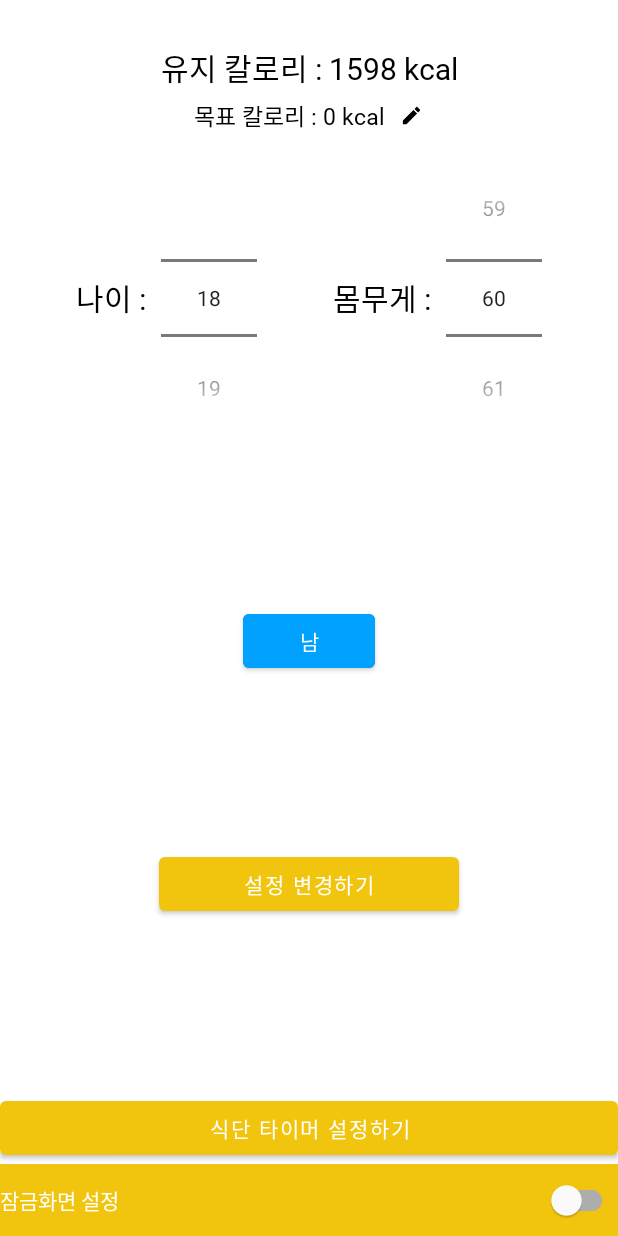
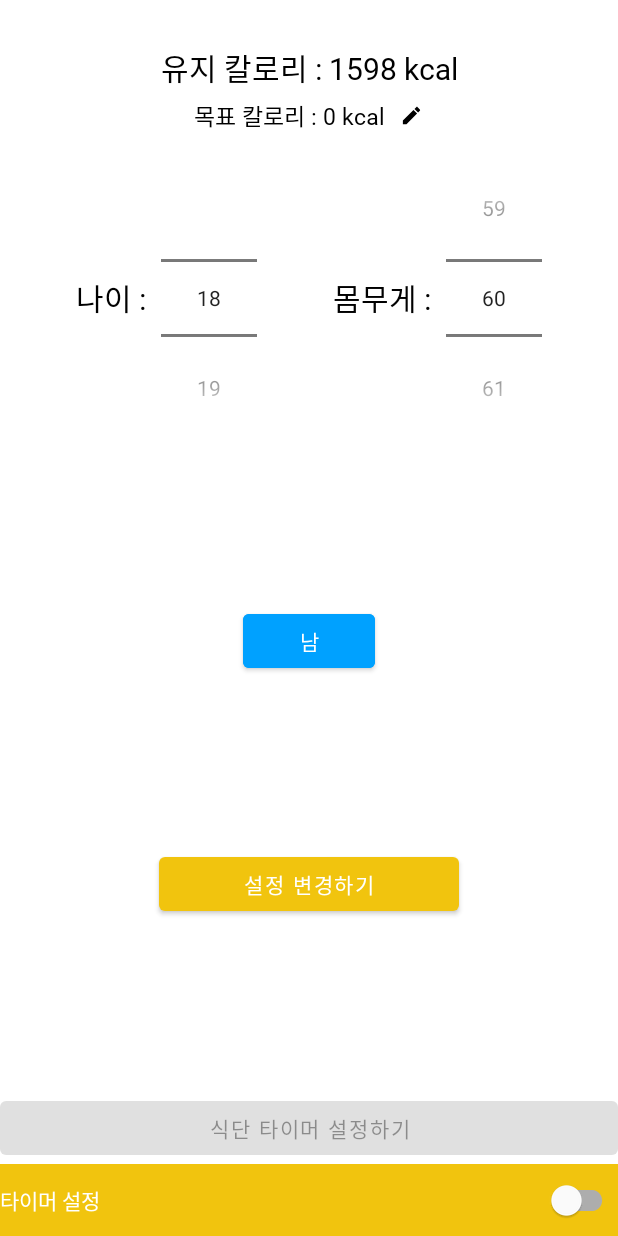
Before and after one commit to aksghwoddl/FooDi, an Android app: the fragment UserFragment shown on its own in the app's theme, after a tap on "설정 변경하기", on a phone screen of 412 x 824 dp. Run offline under Robolectric (Android 15) with nearby library versions, the phone set to English and light mode, and no system bars; 1 statement that could not run was skipped.

Commit message:
1. 잠금화면 스위치 식단 알림 설정 스위치로 변경

```diff
--- a/FooDi/app/src/main/java/com/lee/foodi/common/Utils.kt
+++ b/FooDi/app/src/main/java/com/lee/foodi/common/Utils.kt
@@ -13,6 +13,8 @@ import androidx.lifecycle.VIEW_MODEL_STORE_OWNER_KEY
 
 const val PAGE_ONE = "1"
 const val EXTRA_SELECTED_FOOD = "selectedFood"
+const val MALE = "남"
+const val FEMALE = "여"
 
 class Utils {
     companion object{
--- a/FooDi/app/src/main/java/com/lee/foodi/common/manager/FooDiPreferenceManager.kt
+++ b/FooDi/app/src/main/java/com/lee/foodi/common/manager/FooDiPreferenceManager.kt
@@ -12,6 +12,7 @@ private const val AGE = "age"
 private const val WEIGHT = "weight"
 private const val HOUR = "hour"
 private const val MINUTE = "minute"
+private const val SWITCH_ON_OFF = "timer_on"
 
 class FooDiPreferenceManager {
     companion object{
@@ -91,4 +92,12 @@ class FooDiPreferenceManager {
                 putInt(MINUTE , minute).apply()
             }
         }
+
+    var isTimerOn : Boolean
+        get() = sharedPreference.getBoolean(SWITCH_ON_OFF , false)
+        set(on){
+            with(sharedPreferenceEditor){
+                putBoolean(SWITCH_ON_OFF , on).apply()
+            }
+        }
 }
--- a/FooDi/app/src/main/java/com/lee/foodi/ui/activities/splash/dialog/NetworkDialog.kt
+++ b/FooDi/app/src/main/java/com/lee/foodi/ui/activities/splash/dialog/NetworkDialog.kt
@@ -15,7 +15,7 @@ class NetworkDialog(private val owner : SplashActivity) : Dialog(owner) {
             setContentView(it.root)
         }
         addListeners()
-        Utils.dialogResize(owner ,this@NetworkDialog , 0.8f , 0.3f)
+        Utils.dialogResize(owner ,this@NetworkDialog , 0.9f , 0.4f)
     }
     private fun addListeners(){
         binding.confirmButton.setOnClickListener {
--- a/FooDi/app/src/main/java/com/lee/foodi/ui/fragments/user/UserFragment.kt
+++ b/FooDi/app/src/main/java/com/lee/foodi/ui/fragments/user/UserFragment.kt
@@ -6,12 +6,16 @@ import android.util.Log
 import android.view.LayoutInflater
 import android.view.View
 import android.view.ViewGroup
+import android.widget.CompoundButton
+import android.widget.CompoundButton.OnCheckedChangeListener
 import android.widget.NumberPicker
 import android.widget.Toast
 import androidx.fragment.app.Fragment
 import androidx.lifecycle.ViewModelProvider
 import com.lee.foodi.R
+import com.lee.foodi.common.FEMALE
 import com.lee.foodi.common.FoodiNewApplication
+import com.lee.foodi.common.MALE
 import com.lee.foodi.common.Utils
 import com.lee.foodi.common.manager.FooDiPreferenceManager
 import com.lee.foodi.data.repository.FoodiRepository
@@ -28,8 +32,6 @@ private const val MIN_WEIGHT_PICKER_VALUE = 0
 private const val MIN_AGE_PICKER_VALUE = 18
 private const val MAX_AGE_VALUE = 99
 private const val MAX_WEIGHT_VALUE = 200
-private const val MALE = "남"
-private const val FEMALE = "여"
 
 class UserFragment : Fragment() {
     private lateinit var binding : FragmentUserBinding
@@ -62,11 +64,11 @@ class UserFragment : Fragment() {
         super.onViewCreated(view, savedInstanceState)
         Log.d(TAG, "onViewCreated()")
         isToggled = mPreferenceManager.gender
-        Log.d(TAG, "onViewCreated: gender is $isToggled")
 
         with(mViewModel){
-            maintenanceCalorie.postValue(mPreferenceManager.maintenanceCalorie) // Set maintenance calorie if it is in the SharedPreference
-            genderButtonToggled.postValue(isToggled)
+            maintenanceCalorie.postValue(mPreferenceManager.maintenanceCalorie) // Set maintenance calorie that in the SharedPreference
+            genderButtonToggled.postValue(isToggled) // Set Gender Button value that in the SharedPreference
+            isOnSettingTimer.postValue(mPreferenceManager.isTimerOn)
         }
 
         binding.goalCalorieTextView.text = String.format(getString(R.string.goal_calorie) , mPreferenceManager.goalCalorie)
@@ -122,23 +124,19 @@ class UserFragment : Fragment() {
 
             //Confirm Button
             confirmButton.setOnClickListener {
-                with(mPreferenceManager){
-                    gender = isToggled
-                    age = mViewModel.age
-                    weight = mViewModel.weight
-                }
-                updateMaintenanceCalorie(mViewModel.age , mViewModel.weight , mViewModel.gender)
-                if(mPreferenceManager.gender != isToggled){
-                    Log.d(TAG, "addListeners: Did not update preference update one more")
-                    mPreferenceManager.gender = isToggled
-                }
-                Log.d(TAG, "addListeners: isToggled = $isToggled")
+                mViewModel.updateAllUserInfo(mPreferenceManager)
+                mViewModel.updateMaintenanceCalorie(mPreferenceManager)
             }
 
             // Setting Timer Button
             settingTimerButton.setOnClickListener {
                 mSettingTimerDialog = SettingTimerDialog(requireContext() , this@UserFragment)
                 mSettingTimerDialog.show()
+            }
+
+            // Setting Timer Switch
+            settingTimerSwitch.setOnCheckedChangeListener { _ , isOn ->
+                mViewModel.isOnSettingTimer.postValue(isOn)
             }
         }
     }
@@ -162,6 +160,13 @@ class UserFragment : Fragment() {
                 }
                 gender = binding.genderToggleButton.text.toString()
             }
+            isOnSettingTimer.observe(viewLifecycleOwner){
+                mPreferenceManager.isTimerOn = it
+                with(binding){
+                    settingTimerSwitch.isChecked = it
+                    settingTimerButton.isEnabled = it
+                }
+            }
         }
     }
 
@@ -171,56 +176,11 @@ class UserFragment : Fragment() {
             Utils.convertValueWithErrorCheck(binding.goalCalorieTextView
                 , resources.getString(R.string.goal_calorie)
                 , mPreferenceManager.goalCalorie!!)
-            Toast.makeText(FoodiNewApplication.getInstance() , "정상적으로 업데이트 되었습니다." , Toast.LENGTH_SHORT).show()
+            Utils.toastMessage("정상적으로 업데이트 되었습니다.")
         }
     }
 
     fun updateSettingTimer() {
-        Toast.makeText(FoodiNewApplication.getInstance() , "알람시간이 설정 되었습니다!" , Toast.LENGTH_SHORT).show()
-    }
-
-    /**
-     * Function For calculate maintenance calorie
-     * **/
-
-    private fun updateMaintenanceCalorie(age : Int , weight : Int , gender : String) {
-        Log.d(TAG, "updateMaintenanceCalorie()")
-        var calorie = 0
-        when(gender){
-            MALE -> {
-                when{
-                    age in 18..29  ->{
-                         calorie = (15.1* weight + 692).roundToInt()
-                        mViewModel.maintenanceCalorie.postValue(calorie.toString())
-                    }
-                    age in 30 .. 59 ->{
-                         calorie = (11.5* weight + 873).roundToInt()
-                        mViewModel.maintenanceCalorie.postValue(calorie.toString())
-                    }
-                    age > 60 -> {
-                         calorie = (11.7* weight + 588).roundToInt()
-                        mViewModel.maintenanceCalorie.postValue(calorie.toString())
-                    }
-                }
-            }
-            FEMALE -> {
-                when{
-                    age in 18..29  ->{
-                         calorie = (14.8* weight + 487).roundToInt()
-                        mViewModel.maintenanceCalorie.postValue(calorie.toString())
-                    }
-                    age in 30 .. 59 ->{
-                         calorie = (8.1* weight + 846).roundToInt()
-                        mViewModel.maintenanceCalorie.postValue(calorie.toString())
-                    }
-                    age > 60 -> {
-                         calorie = (9.1* weight + 659).roundToInt()
-                        mViewModel.maintenanceCalorie.postValue(calorie.toString())
-                    }
-                }
-            }
-        }
-        mPreferenceManager.maintenanceCalorie = calorie.toString()
-        Toast.makeText(FoodiNewApplication.getInstance() , "정보를 성공적으로 업데이트 했습니다." , Toast.LENGTH_SHORT).show()
+        Utils.toastMessage("알람시간이 설정 되었습니다!")
     }
 }
--- a/FooDi/app/src/main/java/com/lee/foodi/ui/fragments/user/viewmodel/SettingUserViewModel.kt
+++ b/FooDi/app/src/main/java/com/lee/foodi/ui/fragments/user/viewmodel/SettingUserViewModel.kt
@@ -1,7 +1,15 @@
 package com.lee.foodi.ui.fragments.user.viewmodel
 
+import android.util.Log
 import androidx.lifecycle.MutableLiveData
 import androidx.lifecycle.ViewModel
+import com.lee.foodi.common.FEMALE
+import com.lee.foodi.common.MALE
+import com.lee.foodi.common.Utils
+import com.lee.foodi.common.manager.FooDiPreferenceManager
+import kotlin.math.roundToInt
+
+private const val TAG = "SettingUserViewModel"
 
 class SettingUserViewModel : ViewModel() {
     var weight = 0
@@ -10,6 +18,62 @@ class SettingUserViewModel : ViewModel() {
 
     var maintenanceCalorie = MutableLiveData<String>()
     var genderButtonToggled = MutableLiveData<Boolean>()
+    var isOnSettingTimer = MutableLiveData<Boolean>()
 
+    /**
+     * Function for update user info
+     * **/
 
+    fun updateAllUserInfo(preferenceManager: FooDiPreferenceManager) {
+        with(preferenceManager){
+            gender = genderButtonToggled.value!!
+            age = age
+            weight = weight
+        }
+    }
+
+    /**
+     * Function for calculate maintenance calorie
+     * **/
+
+    fun updateMaintenanceCalorie(preferenceManager: FooDiPreferenceManager) {
+        Log.d(TAG , "updateMaintenanceCalorie()")
+        var calorie = 0
+        when(gender){
+            MALE -> {
+                when{
+                    age in 18..29  ->{
+                        calorie = (15.1* weight + 692).roundToInt()
+                        maintenanceCalorie.postValue(calorie.toString())
+                    }
+                    age in 30 .. 59 ->{
+                        calorie = (11.5* weight + 873).roundToInt()
+                        maintenanceCalorie.postValue(calorie.toString())
+                    }
+                    age > 60 -> {
+                        calorie = (11.7* weight + 588).roundToInt()
+                        maintenanceCalorie.postValue(calorie.toString())
+                    }
+                }
+            }
+            FEMALE -> {
+                when{
+                    age in 18..29  ->{
+                        calorie = (14.8* weight + 487).roundToInt()
+                        maintenanceCalorie.postValue(calorie.toString())
+                    }
+                    age in 30 .. 59 ->{
+                        calorie = (8.1* weight + 846).roundToInt()
+                        maintenanceCalorie.postValue(calorie.toString())
+                    }
+                    age > 60 -> {
+                        calorie = (9.1* weight + 659).roundToInt()
+                        maintenanceCalorie.postValue(calorie.toString())
+                    }
+                }
+            }
+        }
+        preferenceManager.maintenanceCalorie = calorie.toString()
+        Utils.toastMessage("정보를 성공적으로 업데이트 했습니다.")
+    }
 }
--- a/FooDi/app/src/main/res/layout/dialog_network_check.xml
+++ b/FooDi/app/src/main/res/layout/dialog_network_check.xml
@@ -12,7 +12,7 @@
         android:layout_height="wrap_content"
         android:fontFamily="@font/swagger"
         android:text="@string/network_dialog_header"
-        android:textSize="30sp"
+        android:textSize="20sp"
         android:gravity="center"
         android:textColor="#000"
         android:background="@color/main_color"
--- a/FooDi/app/src/main/res/layout/fragment_user.xml
+++ b/FooDi/app/src/main/res/layout/fragment_user.xml
@@ -141,13 +141,13 @@
             android:layout_width="match_parent"
             android:layout_height="0dp"
             app:layout_constraintBottom_toBottomOf="parent"
-            android:text="@string/setting_timer"
+            android:text="@string/setting_timer_clock"
             android:fontFamily="@font/swagger"
             android:layout_weight="1"
             />
        <com.google.android.material.switchmaterial.SwitchMaterial
-           android:text="@string/setting_lock"
-           android:id="@+id/settingLockSwitch"
+           android:id="@+id/settingTimerSwitch"
+           android:text="@string/setting_timer"
            android:layout_width="match_parent"
            android:layout_height="0dp"
            android:fontFamily="@font/swagger"
--- a/FooDi/app/src/main/res/values/strings.xml
+++ b/FooDi/app/src/main/res/values/strings.xml
@@ -56,8 +56,8 @@
     <string name="unit_calorie">kcal</string>
     <string name="age">나이 : </string>
     <string name="weight">몸무게 : </string>
-    <string name="setting_timer">식단 타이머 설정하기</string>
-    <string name="setting_lock">잠금화면 설정</string>
+    <string name="setting_timer_clock">식단 타이머 설정하기</string>
+    <string name="setting_timer">타이머 설정</string>
     <string name="input_goal_calorie">목표칼로리를 입력해주세요.</string>
     <string name="male">남</string>
     <string name="female">여</string>
```
